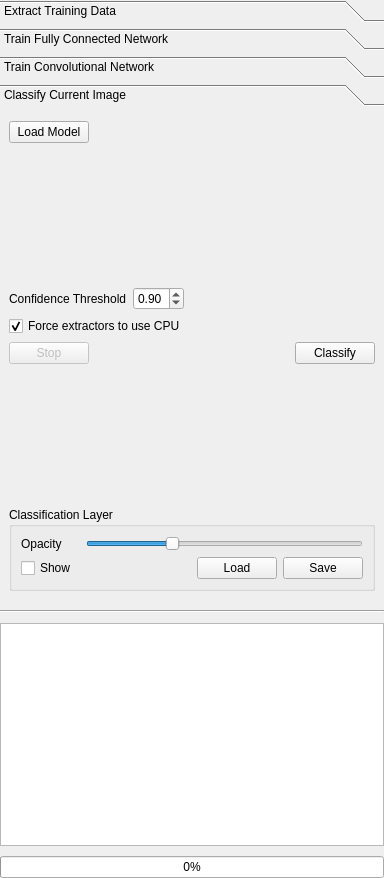
persts/Nenetic, file nenetic/gui/toolkit_widget.ui: the form before one commit.
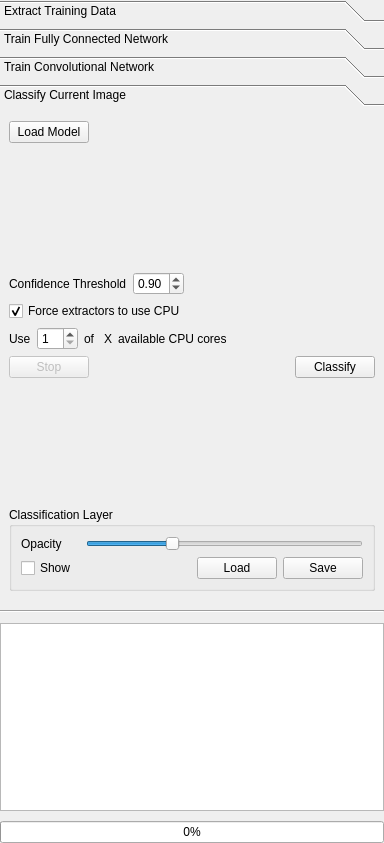
The form after the commit. The open tabs and pages were chosen to show the change.

Commit message: Added ability to limit the number of cores being used

Patch:
```diff
--- a/nenetic/gui/toolkit_widget.ui
+++ b/nenetic/gui/toolkit_widget.ui
@@ -7,7 +7,7 @@
     <x>0</x>
     <y>0</y>
     <width>384</width>
-    <height>878</height>
+    <height>843</height>
    </rect>
   </property>
   <property name="windowTitle">
@@ -1411,6 +1411,61 @@
          </property>
         </widget>
        </item>
+       <item>
+        <layout class="QHBoxLayout" name="horizontalLayout_9">
+         <item>
+          <widget class="QLabel" name="label_11">
+           <property name="text">
+            <string>Use</string>
+           </property>
+          </widget>
+         </item>
+         <item>
+          <widget class="QSpinBox" name="spinBoxCores">
+           <property name="minimum">
+            <number>1</number>
+           </property>
+           <property name="value">
+            <number>1</number>
+           </property>
+          </widget>
+         </item>
+         <item>
+          <widget class="QLabel" name="label_26">
+           <property name="text">
+            <string>of </string>
+           </property>
+          </widget>
+         </item>
+         <item>
+          <widget class="QLabel" name="labelCores">
+           <property name="text">
+            <string>X</string>
+           </property>
+          </widget>
+         </item>
+         <item>
+          <widget class="QLabel" name="label_28">
+           <property name="text">
+            <string>available CPU cores</string>
+           </property>
+          </widget>
+         </item>
+         <item>
+          <spacer name="horizontalSpacer_13">
+           <property name="orientation">
+            <enum>Qt::Horizontal</enum>
+           </property>
+           <property name="sizeHint" stdset="0">
+            <size>
+             <width>40</width>
+             <height>20</height>
+            </size>
+           </property>
+          </spacer>
+         </item>
+        </layout>
+       </item>
        <item>
         <layout class="QHBoxLayout" name="horizontalLayout_7">
          <item>
```
The commit also changes 5 other files.
